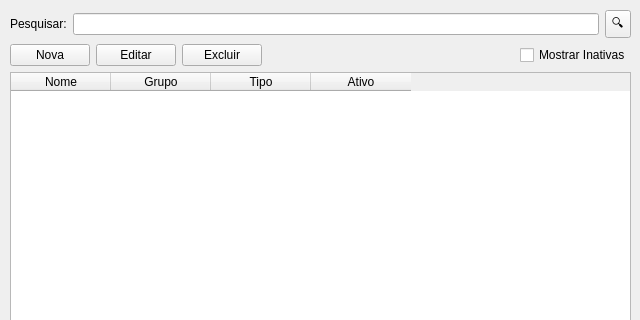
Above: categorias/CategoriasWidget.ui from danielghirghi/fortuna before the change; both pictures show x 0 to 640 and y 0 to 320 of the 640 by 480 pixel window. Below: the same form after it.
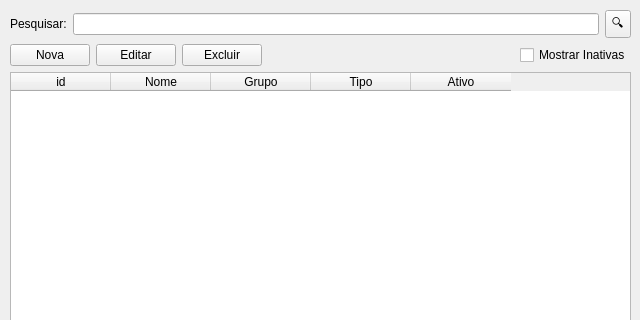
That is the form after the change.

What changed in the file:
```diff
--- a/categorias/CategoriasWidget.ui
+++ b/categorias/CategoriasWidget.ui
@@ -101,8 +101,13 @@
     <item>
      <widget class="QTableWidget" name="tblCategorias">
       <property name="columnCount">
-       <number>4</number>
+       <number>5</number>
       </property>
+      <column>
+       <property name="text">
+        <string>id</string>
+       </property>
+      </column>
       <column>
        <property name="text">
         <string>Nome</string>
```
